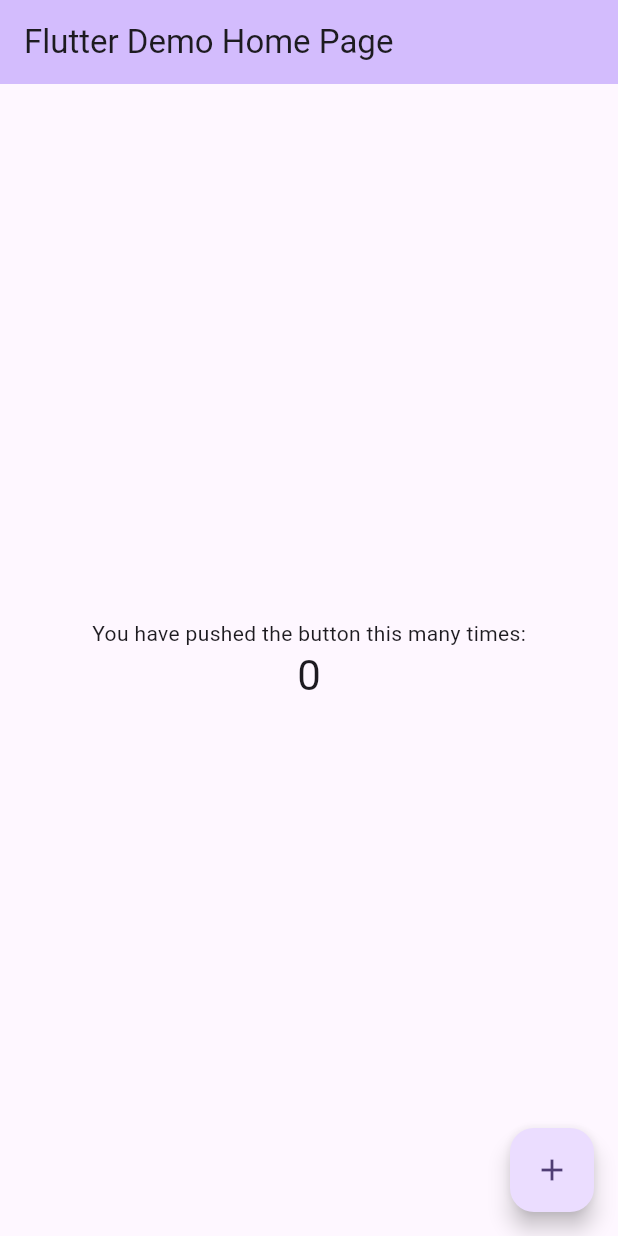
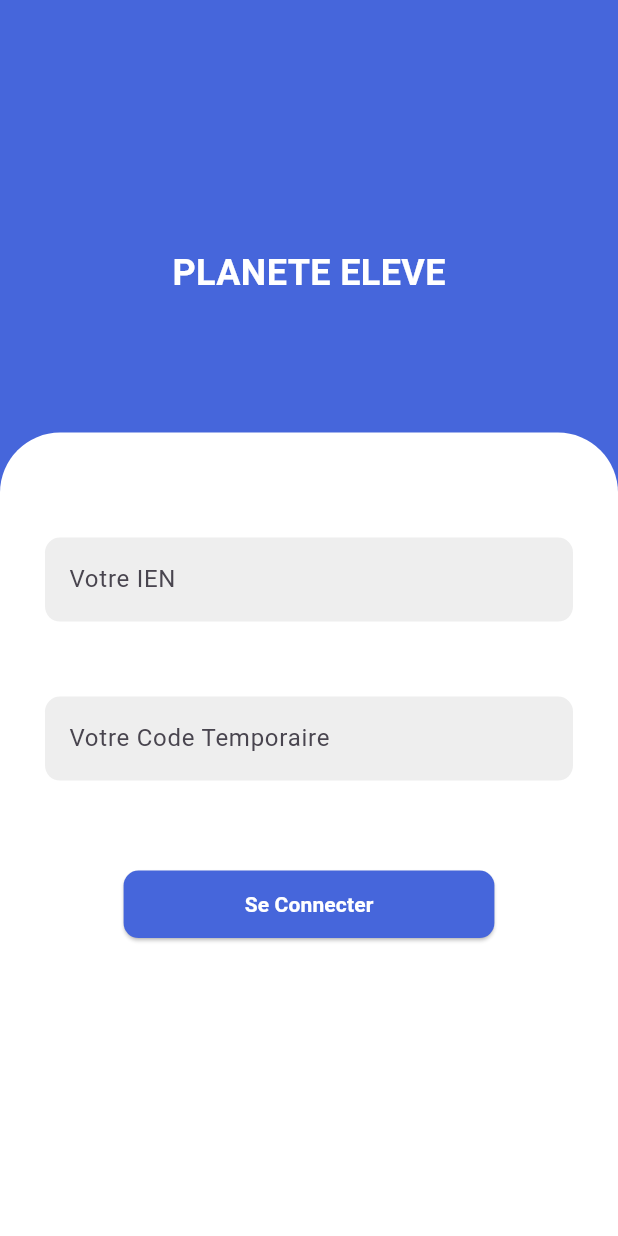
Before and after one commit to M-2-D/planet, a Flutter app: the screen it shows after launch, on a phone screen of 412 x 824 dp. Run offline on Flutter 3.47's test engine with Material 3 defaults, Android fonts, the phone set to English and light mode, and no system bars.

```diff
--- a/lib/main.dart
+++ b/lib/main.dart
@@ -1,4 +1,5 @@
 import 'package:flutter/material.dart';
+import 'views/auth/login_page.dart'; // Assure-toi que ce chemin est correct
 
 void main() {
   runApp(const MyApp());
@@ -7,119 +8,15 @@ void main() {
 class MyApp extends StatelessWidget {
   const MyApp({super.key});
 
-  // This widget is the root of your application.
   @override
   Widget build(BuildContext context) {
     return MaterialApp(
-      title: 'Flutter Demo',
+      debugShowCheckedModeBanner: false, // Supprime le bandeau "Debug"
+      title: 'Planete Eleve',
       theme: ThemeData(
-        // This is the theme of your application.
-        //
-        // TRY THIS: Try running your application with "flutter run". You'll see
-        // the application has a purple toolbar. Then, without quitting the app,
-        // try changing the seedColor in the colorScheme below to Colors.green
-        // and then invoke "hot reload" (save your changes or press the "hot
-        // reload" button in a Flutter-supported IDE, or press "r" if you used
-        // the command line to start the app).
-        //
-        // Notice that the counter didn't reset back to zero; the application
-        // state is not lost during the reload. To reset the state, use hot
-        // restart instead.
-        //
-        // This works for code too, not just values: Most code changes can be
-        // tested with just a hot reload.
-        colorScheme: ColorScheme.fromSeed(seedColor: Colors.deepPurple),
-        useMaterial3: true,
+        primarySwatch: Colors.blue,
       ),
-      home: const MyHomePage(title: 'Flutter Demo Home Page'),
+      home: const LoginPage(), // Définir la page de connexion comme page d'accueil
     );
   }
 }
-
-class MyHomePage extends StatefulWidget {
-  const MyHomePage({super.key, required this.title});
-
-  // This widget is the home page of your application. It is stateful, meaning
-  // that it has a State object (defined below) that contains fields that affect
-  // how it looks.
-
-  // This class is the configuration for the state. It holds the values (in this
-  // case the title) provided by the parent (in this case the App widget) and
-  // used by the build method of the State. Fields in a Widget subclass are
-  // always marked "final".
-
-  final String title;
-
-  @override
-  State<MyHomePage> createState() => _MyHomePageState();
-}
-
-class _MyHomePageState extends State<MyHomePage> {
-  int _counter = 0;
-
-  void _incrementCounter() {
-    setState(() {
-      // This call to setState tells the Flutter framework that something has
-      // changed in this State, which causes it to rerun the build method below
-      // so that the display can reflect the updated values. If we changed
-      // _counter without calling setState(), then the build method would not be
-      // called again, and so nothing would appear to happen.
-      _counter++;
-    });
-  }
-
-  @override
-  Widget build(BuildContext context) {
-    // This method is rerun every time setState is called, for instance as done
-    // by the _incrementCounter method above.
-    //
-    // The Flutter framework has been optimized to make rerunning build methods
-    // fast, so that you can just rebuild anything that needs updating rather
-    // than having to individually change instances of widgets.
-    return Scaffold(
-      appBar: AppBar(
-        // TRY THIS: Try changing the color here to a specific color (to
-        // Colors.amber, perhaps?) and trigger a hot reload to see the AppBar
-        // change color while the other colors stay the same.
-        backgroundColor: Theme.of(context).colorScheme.inversePrimary,
-        // Here we take the value from the MyHomePage object that was created by
-        // the App.build method, and use it to set our appbar title.
-        title: Text(widget.title),
-      ),
-      body: Center(
-        // Center is a layout widget. It takes a single child and positions it
-        // in the middle of the parent.
-        child: Column(
-          // Column is also a layout widget. It takes a list of children and
-          // arranges them vertically. By default, it sizes itself to fit its
-          // children horizontally, and tries to be as tall as its parent.
-          //
-          // Column has various properties to control how it sizes itself and
-          // how it positions its children. Here we use mainAxisAlignment to
-          // center the children vertically; the main axis here is the vertical
-          // axis because Columns are vertical (the cross axis would be
-          // horizontal).
-          //
-          // TRY THIS: Invoke "debug painting" (choose the "Toggle Debug Paint"
-          // action in the IDE, or press "p" in the console), to see the
-          // wireframe for each widget.
-          mainAxisAlignment: MainAxisAlignment.center,
-          children: <Widget>[
-            const Text(
-              'You have pushed the button this many times:',
-            ),
-            Text(
-              '$_counter',
-              style: Theme.of(context).textTheme.headlineMedium,
-            ),
-          ],
-        ),
-      ),
-      floatingActionButton: FloatingActionButton(
-        onPressed: _incrementCounter,
-        tooltip: 'Increment',
-        child: const Icon(Icons.add),
-      ), // This trailing comma makes auto-formatting nicer for build methods.
-    );
-  }
-}
--- /dev/null
+++ b/lib/views/auth/login_page.dart
@@ -0,0 +1,104 @@
+import 'package:flutter/material.dart';
+
+class LoginPage extends StatelessWidget {
+  const LoginPage({super.key});
+
+  @override
+  Widget build(BuildContext context) {
+    return Scaffold(
+      resizeToAvoidBottomInset: false, // Empêche le déplacement du formulaire
+      backgroundColor: const Color(0xFF4666DB), // Fond bleu uniforme
+      body: Stack(
+        children: [
+          // Partie blanche
+          Align(
+            alignment: Alignment.bottomCenter,
+            child: Container(
+              height: MediaQuery.of(context).size.height * 0.65,
+              width: double.infinity,
+              decoration: const BoxDecoration(
+                color: Colors.white,
+                borderRadius: BorderRadius.vertical(top: Radius.circular(40)),
+              ),
+              padding: const EdgeInsets.symmetric(horizontal: 30, vertical: 40),
+              child: Column(
+                mainAxisSize: MainAxisSize.min,
+                children: [
+                  const SizedBox(height: 30),
+                  // Champ IEN
+                  TextField(
+                    decoration: InputDecoration(
+                      hintText: "Votre IEN",
+                      filled: true,
+                      fillColor: Colors.grey[200],
+                      border: OutlineInputBorder(
+                        borderRadius: BorderRadius.circular(10),
+                        borderSide: BorderSide.none,
+                      ),
+                    ),
+                  ),
+                  const SizedBox(height: 50),
+
+                  // Champ Code Temporaire
+                  TextField(
+                    obscureText: true,
+                    decoration: InputDecoration(
+                      hintText: "Votre Code Temporaire",
+                      filled: true,
+                      fillColor: Colors.grey[200],
+                      border: OutlineInputBorder(
+                        borderRadius: BorderRadius.circular(10),
+                        borderSide: BorderSide.none,
+                      ),
+                    ),
+                  ),
+                  const SizedBox(height: 60),
+
+                  // Bouton de connexion
+                  SizedBox(
+                    width: MediaQuery.of(context).size.width * 0.6,
+                    height: 45,
+                    child: ElevatedButton(
+                      onPressed: () {},
+                      style: ElevatedButton.styleFrom(
+                        backgroundColor: const Color(0xFF4666DB),
+                        shape: RoundedRectangleBorder(
+                          borderRadius: BorderRadius.circular(10),
+                        ),
+                      ),
+                      child: const Text(
+                        "Se Connecter",
+                        style: TextStyle(
+                          fontSize: 14,
+                          fontWeight: FontWeight.bold,
+                          color: Colors.white,
+                        ),
+                      ),
+                    ),
+                  ),
+                ],
+              ),
+            ),
+          ),
+
+          // Texte en haut (Planète Élève)
+          Positioned(
+            top: MediaQuery.of(context).size.height * 0.2,
+            left: 0,
+            right: 0,
+            child: const Center(
+              child: Text(
+                "PLANETE ELEVE",
+                style: TextStyle(
+                  fontSize: 24,
+                  fontWeight: FontWeight.bold,
+                  color: Colors.white,
+                ),
+              ),
+            ),
+          ),
+        ],
+      ),
+    );
+  }
+}
--- a/pubspec.yaml
+++ b/pubspec.yaml
@@ -30,6 +30,10 @@ environment:
 dependencies:
   flutter:
     sdk: flutter
+  http: ^1.3.0  # Pour faire des requêtes API
+  provider: ^6.1.2  # Pour gérer l’état de l’application
+  shared_preferences: ^2.3.1  # Pour stocker les données localement (ex: token de connexion)
+  flutter_secure_storage: ^9.2.4
 
 
   # The following adds the Cupertino Icons font to your application.
```
Also changed, not shown: lib/services/api_service.dart (added), pubspec.lock.
